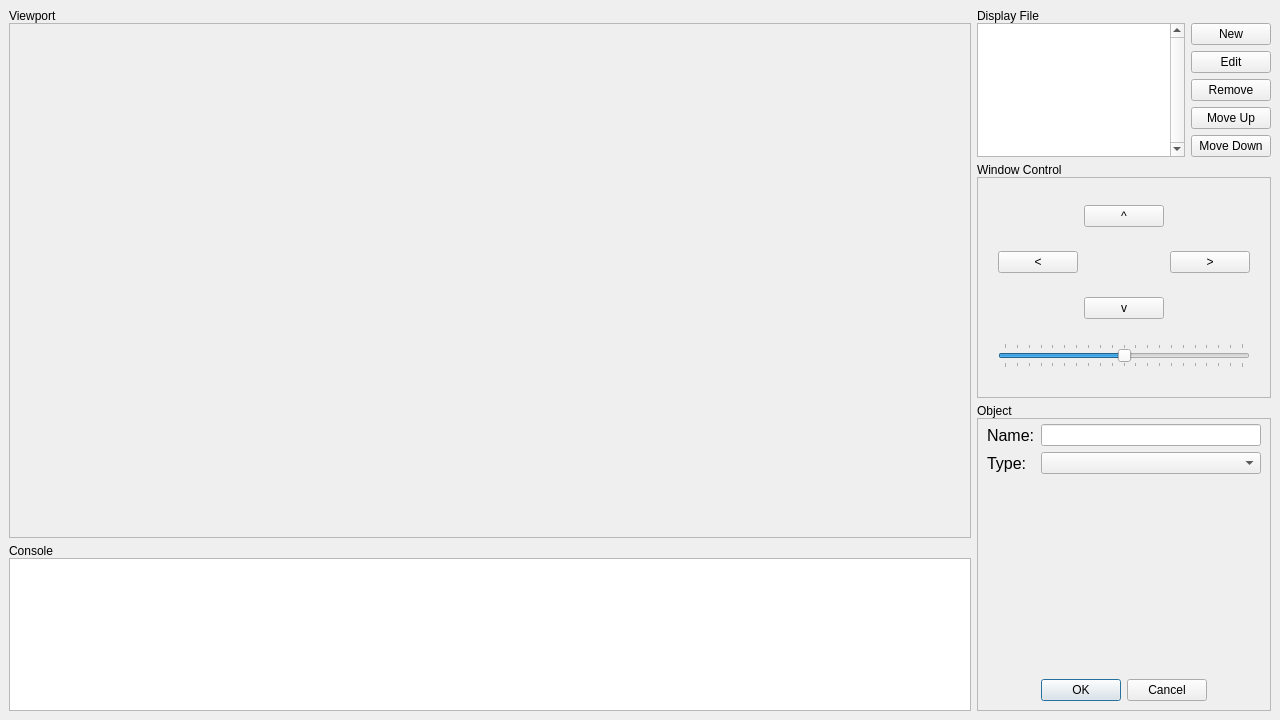
Before: the Qt Designer form data/main.ui in RamAddict/Interactive-Graphical-System, drawn with Qt 5.
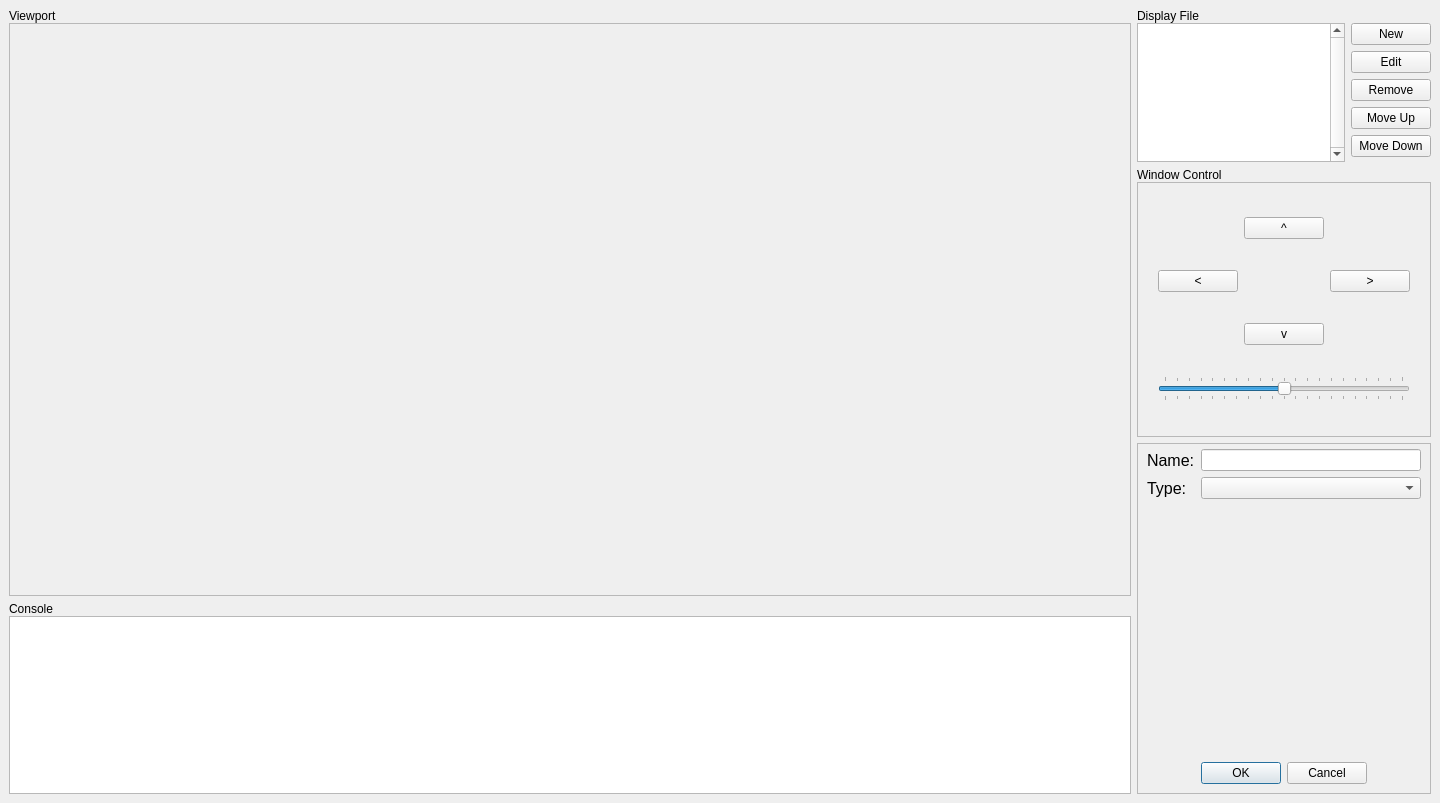
After: the same form once the commit is applied.

Commit message: help, newly created window not showing

What changed in the file:
```diff
--- a/data/main.ui
+++ b/data/main.ui
@@ -9,8 +9,8 @@
    <rect>
     <x>0</x>
     <y>0</y>
-    <width>1280</width>
-    <height>720</height>
+    <width>1440</width>
+    <height>803</height>
    </rect>
   </property>
   <property name="windowTitle">
@@ -196,17 +196,10 @@
      </layout>
     </item>
     <item row="2" column="1" rowspan="2">
-     <layout class="QVBoxLayout" name="objectLayout" stretch="0,1">
+     <layout class="QVBoxLayout" name="objectLayout" stretch="0">
       <property name="spacing">
        <number>0</number>
       </property>
-      <item>
-       <widget class="QLabel" name="objectLabel">
-        <property name="text">
-         <string>Object</string>
-        </property>
-       </widget>
-      </item>
       <item>
        <widget class="QScrollArea" name="objectArea">
         <property name="enabled">
@@ -220,11 +213,11 @@
           <rect>
            <x>0</x>
            <y>0</y>
-           <width>314</width>
-           <height>263</height>
+           <width>277</width>
+           <height>322</height>
           </rect>
          </property>
-         <layout class="QVBoxLayout" name="verticalLayout" stretch="1,0">
+         <layout class="QVBoxLayout" name="verticalLayout" stretch="0,0">
           <property name="topMargin">
            <number>5</number>
           </property>
```
The commit also changes 4 other files.
